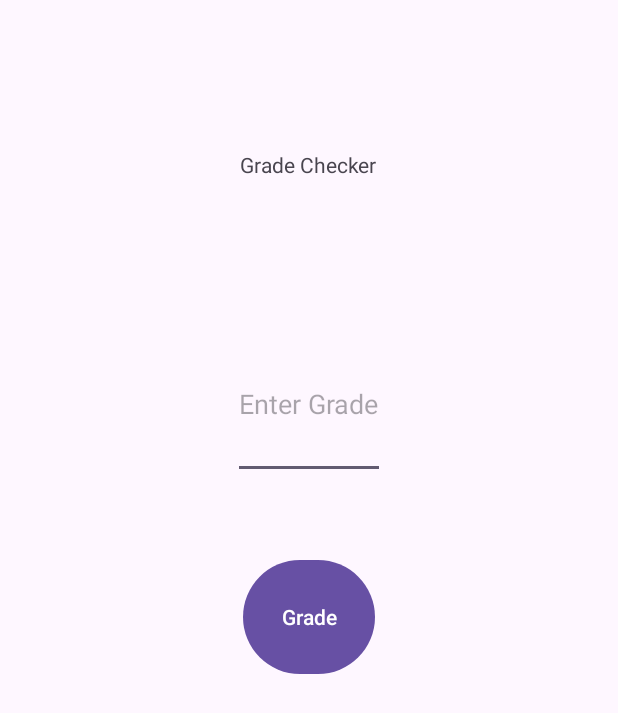
After one commit to DDeerinck/Assignment1_DamienDeerinck_ToniHaro, an Android app: the GradeActivity screen opened directly, with no data from a screen before it, on a phone screen of 412 x 824 dp. The commit adds this screen. Shown: the top 713 px of the screen. Run offline under Robolectric (Android 15) with nearby library versions, the phone set to English and light mode, and no system bars.

Commit message:
Added the grade activity and modified main so that it has a button that leads to grade. Elements have been removed from main and put in Grade instead

```diff
--- a/app/src/main/AndroidManifest.xml
+++ b/app/src/main/AndroidManifest.xml
@@ -13,6 +13,9 @@
         android:theme="@style/Theme.Assignment1_DamienDeerinck_ToniHaro"
         tools:targetApi="31">
         <activity
+            android:name=".GradeActivity"
+            android:exported="false" />
+        <activity
             android:name=".MainActivity"
             android:exported="true">
             <intent-filter>
--- /dev/null
+++ b/app/src/main/java/com/example/assignment1_damiendeerinck_toniharo/GradeActivity.kt
@@ -0,0 +1,48 @@
+package com.example.assignment1_damiendeerinck_toniharo
+
+
+import android.os.Bundle
+import android.widget.Button
+import android.widget.TextView
+import androidx.activity.enableEdgeToEdge
+import androidx.appcompat.app.AppCompatActivity
+import androidx.core.view.ViewCompat
+import androidx.core.view.WindowInsetsCompat
+import com.google.android.material.textfield.TextInputEditText
+
+class GradeActivity : AppCompatActivity() {
+    override fun onCreate(savedInstanceState: Bundle?) {
+        super.onCreate(savedInstanceState)
+        enableEdgeToEdge()
+        setContentView(R.layout.activity_grade)
+        ViewCompat.setOnApplyWindowInsetsListener(findViewById(R.id.main)) { v, insets ->
+            val systemBars = insets.getInsets(WindowInsetsCompat.Type.systemBars())
+            v.setPadding(systemBars.left, systemBars.top, systemBars.right, systemBars.bottom)
+            insets
+        }
+
+        val findGrade = findViewById<Button>(R.id.gradeButton)
+        findGrade.setOnClickListener {
+            val gradeIn = findViewById<TextInputEditText>(R.id.gradeInput)
+            val numberGrade = gradeIn.text
+            val output = findViewById<TextView>(R.id.gradeView)
+            output.text = getGrade(numberGrade.toString())
+        }
+
+
+    }
+    fun getGrade(gradeIn:String):String {
+        val score = gradeIn.toDoubleOrNull()
+
+        return if(score == null) {"Null"
+        } else if(score >  94){"A"
+        } else if(score >= 90){"A-"
+        } else if(score >= 87){"B+"
+        } else if(score >= 83){"B"
+        } else if(score >= 80){"B-"
+        } else if(score >= 77){"C+"
+        } else if(score >= 73){"C"
+        } else if(score >= 70){"C-"
+        } else "F"
+    }
+}
--- /dev/null
+++ b/app/src/main/res/layout/activity_grade.xml
@@ -0,0 +1,43 @@
+<?xml version="1.0" encoding="utf-8"?>
+<LinearLayout xmlns:android="http://schemas.android.com/apk/res/android"
+    xmlns:app="http://schemas.android.com/apk/res-auto"
+    xmlns:tools="http://schemas.android.com/tools"
+    android:id="@+id/main"
+    android:layout_width="match_parent"
+    android:layout_height="match_parent"
+    android:orientation="vertical"
+    tools:context=".MainActivity">
+    <TextView
+        android:id="@+id/gradeView"
+        android:layout_width="wrap_content"
+        android:layout_height="wrap_content"
+        android:layout_gravity="center"
+        android:layout_marginTop="100dp"
+        android:layout_marginBottom="100dp"
+        android:text="@string/textview"
+        app:layout_constraintBottom_toTopOf="@+id/textInputEditText"
+        tools:layout_editor_absoluteX="175dp" />
+
+    <com.google.android.material.textfield.TextInputEditText
+        android:id="@+id/gradeInput"
+        android:layout_width="wrap_content"
+        android:layout_height="100dp"
+        android:layout_gravity="center"
+        android:layout_marginBottom="50dp"
+        android:hint="@string/enter_grade"
+        android:inputType="numberDecimal"
+        app:layout_constraintBottom_toTopOf="@+id/grade_button"
+        tools:layout_editor_absoluteX="-1dp" />
+
+    <Button
+        android:id="@+id/gradeButton"
+        android:layout_width="wrap_content"
+        android:layout_height="84dp"
+        android:layout_gravity="center"
+        android:layout_marginBottom="60dp"
+        android:text="@string/grade"
+        app:layout_constraintBottom_toBottomOf="parent"
+        app:layout_constraintEnd_toEndOf="parent"
+        app:layout_constraintStart_toStartOf="parent" />
+
+</LinearLayout>
--- a/app/src/main/res/values/strings.xml
+++ b/app/src/main/res/values/strings.xml
@@ -2,7 +2,8 @@
     <string name="app_name">Assignment1_DamienDeerinck_ToniHaro</string>
     <string name="grade">Grade</string>
     <string name="enter_grade">Enter Grade</string>
-    <string name="textview">TextView</string>
+    <string name="textview">Grade Checker</string>
+    <string name="to_grading_screen">to grading screen</string>
     <string-array name="Grades">
         <item>A</item>
         <item>A-</item>
```
Also changed, not shown: app/src/main/java/com/example/assignment1_damiendeerinck_toniharo/MainActivity.kt (+12 -5 lines), app/src/main/res/layout/activity_main.xml (+10 -5 lines).
